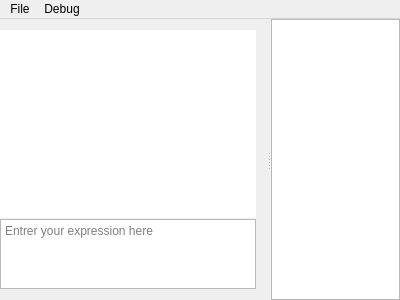
The window that sources/mainwindow.ui (ALabate/utt-nf05-project) describes before a commit, drawn with Qt 5.
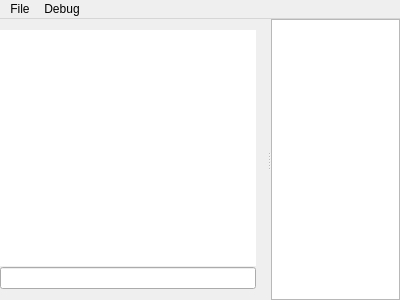
The same window after the commit. Custom widgets are drawn as their Qt base class.

Commit message: Integrate calculus lib on the GUI

Diff of the .ui file:
```diff
--- a/sources/mainwindow.ui
+++ b/sources/mainwindow.ui
@@ -66,23 +66,7 @@
          </widget>
         </item>
         <item>
-         <widget class="QPlainTextEdit" name="expressionEdit">
-          <property name="sizePolicy">
-           <sizepolicy hsizetype="Expanding" vsizetype="Minimum">
-            <horstretch>0</horstretch>
-            <verstretch>0</verstretch>
-           </sizepolicy>
-          </property>
-          <property name="horizontalScrollBarPolicy">
-           <enum>Qt::ScrollBarAlwaysOff</enum>
-          </property>
-          <property name="sizeAdjustPolicy">
-           <enum>QAbstractScrollArea::AdjustToContents</enum>
-          </property>
-          <property name="placeholderText">
-           <string>Entrer your expression here</string>
-          </property>
-         </widget>
+         <widget class="QLineEdit" name="lineEdit"/>
         </item>
        </layout>
       </widget>
```
Left out of the diff: 2 changed lines with no effect on the pictures. The commit also changes 7 other files.
